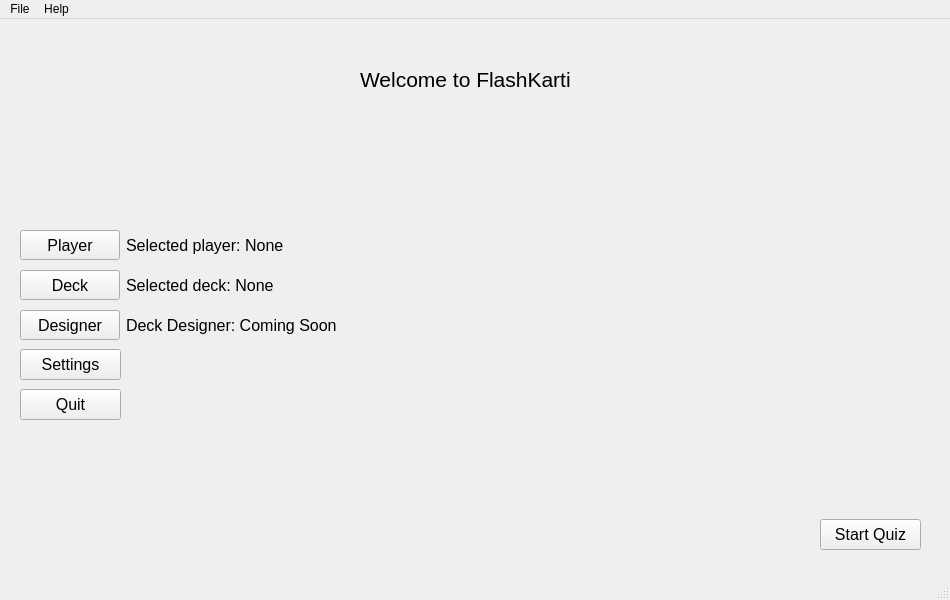
Old version of the form src/ui/main_window.ui in the repository nikolovdeyan/flashkarti.
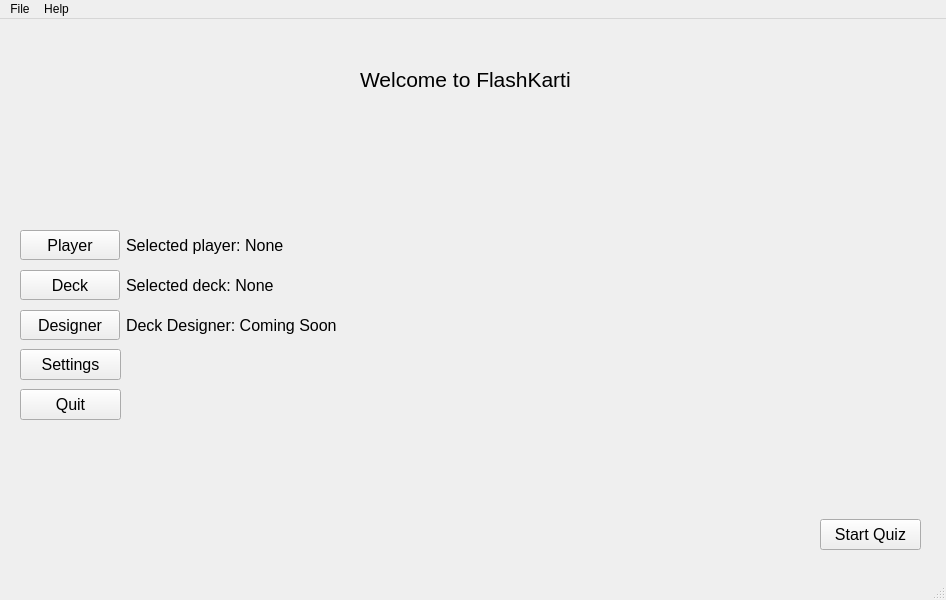
New version of the form.

Commit message: Add quiz window ui

```diff
--- a/src/ui/main_window.ui
+++ b/src/ui/main_window.ui
@@ -6,7 +6,7 @@
    <rect>
     <x>0</x>
     <y>0</y>
-    <width>950</width>
+    <width>946</width>
     <height>600</height>
    </rect>
   </property>
@@ -122,7 +122,7 @@
      <string>Welcome to FlashKarti</string>
     </property>
    </widget>
-   <widget class="QWidget" name="">
+   <widget class="QWidget" name="layoutWidget">
     <property name="geometry">
      <rect>
       <x>20</x>
@@ -182,7 +182,7 @@
      </item>
     </layout>
    </widget>
-   <widget class="QWidget" name="">
+   <widget class="QWidget" name="layoutWidget">
     <property name="geometry">
      <rect>
       <x>20</x>
@@ -242,7 +242,7 @@
      </item>
     </layout>
    </widget>
-   <widget class="QWidget" name="">
+   <widget class="QWidget" name="layoutWidget">
     <property name="geometry">
      <rect>
       <x>20</x>
@@ -308,7 +308,7 @@
     <rect>
      <x>0</x>
      <y>0</y>
-     <width>950</width>
+     <width>946</width>
      <height>22</height>
     </rect>
    </property>
```
The commit also changes 3 other files.
